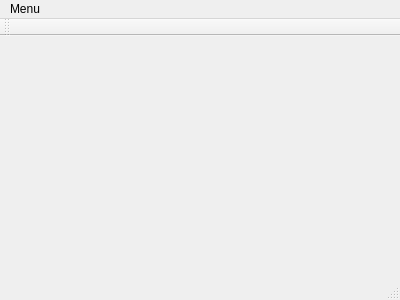
Qt form mainwindow.ui (nagisc007/ncalc) before a commit.
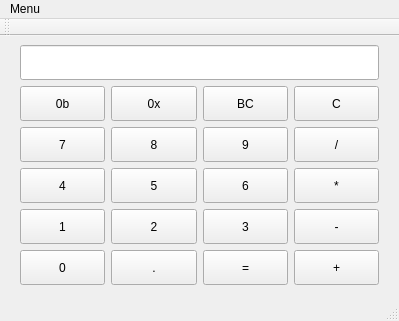
The same form after that commit.

Commit message: Add calc buttons (empty implements)

The edit to the form file:
```diff
--- a/mainwindow.ui
+++ b/mainwindow.ui
@@ -6,20 +6,309 @@
    <rect>
     <x>0</x>
     <y>0</y>
-    <width>400</width>
-    <height>300</height>
+    <width>399</width>
+    <height>321</height>
    </rect>
   </property>
   <property name="windowTitle">
    <string>MainWindow</string>
   </property>
-  <widget class="QWidget" name="centralWidget"/>
+  <widget class="QWidget" name="centralWidget">
+   <widget class="QWidget" name="gridLayoutWidget">
+    <property name="geometry">
+     <rect>
+      <x>9</x>
+      <y>9</y>
+      <width>381</width>
+      <height>251</height>
+     </rect>
+    </property>
+    <layout class="QGridLayout" name="gridLayout">
+     <property name="sizeConstraint">
+      <enum>QLayout::SetDefaultConstraint</enum>
+     </property>
+     <property name="topMargin">
+      <number>0</number>
+     </property>
+     <item row="6" column="1">
+      <widget class="QToolButton" name="Button_2">
+       <property name="sizePolicy">
+        <sizepolicy hsizetype="Expanding" vsizetype="Preferred">
+         <horstretch>0</horstretch>
+         <verstretch>0</verstretch>
+        </sizepolicy>
+       </property>
+       <property name="text">
+        <string>2</string>
+       </property>
+      </widget>
+     </item>
+     <item row="7" column="2">
+      <widget class="QToolButton" name="Button_Equal">
+       <property name="sizePolicy">
+        <sizepolicy hsizetype="Expanding" vsizetype="Preferred">
+         <horstretch>0</horstretch>
+         <verstretch>0</verstretch>
+        </sizepolicy>
+       </property>
+       <property name="text">
+        <string>=</string>
+       </property>
+      </widget>
+     </item>
+     <item row="4" column="3">
+      <widget class="QToolButton" name="Button_Devide">
+       <property name="sizePolicy">
+        <sizepolicy hsizetype="Expanding" vsizetype="Preferred">
+         <horstretch>0</horstretch>
+         <verstretch>0</verstretch>
+        </sizepolicy>
+       </property>
+       <property name="text">
+        <string>/</string>
+       </property>
+      </widget>
+     </item>
+     <item row="5" column="1">
+      <widget class="QToolButton" name="Button_5">
+       <property name="sizePolicy">
+        <sizepolicy hsizetype="Expanding" vsizetype="Preferred">
+         <horstretch>0</horstretch>
+         <verstretch>0</verstretch>
+        </sizepolicy>
+       </property>
+       <property name="text">
+        <string>5</string>
+       </property>
+      </widget>
+     </item>
+     <item row="5" column="0">
+      <widget class="QToolButton" name="Button_4">
+       <property name="sizePolicy">
+        <sizepolicy hsizetype="Expanding" vsizetype="Preferred">
+         <horstretch>0</horstretch>
+         <verstretch>0</verstretch>
+        </sizepolicy>
+       </property>
+       <property name="text">
+        <string>4</string>
+       </property>
+      </widget>
+     </item>
+     <item row="7" column="1">
+      <widget class="QToolButton" name="Button_Dot">
+       <property name="sizePolicy">
+        <sizepolicy hsizetype="Expanding" vsizetype="Preferred">
+         <horstretch>0</horstretch>
+         <verstretch>0</verstretch>
+        </sizepolicy>
+       </property>
+       <property name="text">
+        <string>.</string>
+       </property>
+      </widget>
+     </item>
+     <item row="6" column="0">
+      <widget class="QToolButton" name="Button_1">
+       <property name="sizePolicy">
+        <sizepolicy hsizetype="Expanding" vsizetype="Preferred">
+         <horstretch>0</horstretch>
+         <verstretch>0</verstretch>
+        </sizepolicy>
+       </property>
+       <property name="text">
+        <string>1</string>
+       </property>
+      </widget>
+     </item>
+     <item row="2" column="0" colspan="4">
+      <widget class="QLineEdit" name="Display">
+       <property name="sizePolicy">
+        <sizepolicy hsizetype="Expanding" vsizetype="Preferred">
+         <horstretch>0</horstretch>
+         <verstretch>0</verstretch>
+        </sizepolicy>
+       </property>
+      </widget>
+     </item>
+     <item row="6" column="2">
+      <widget class="QToolButton" name="Button_3">
+       <property name="sizePolicy">
+        <sizepolicy hsizetype="Expanding" vsizetype="Preferred">
+         <horstretch>0</horstretch>
+         <verstretch>0</verstretch>
+        </sizepolicy>
+       </property>
+       <property name="text">
+        <string>3</string>
+       </property>
+      </widget>
+     </item>
+     <item row="7" column="0">
+      <widget class="QToolButton" name="Button_0">
+       <property name="sizePolicy">
+        <sizepolicy hsizetype="Expanding" vsizetype="Preferred">
+         <horstretch>0</horstretch>
+         <verstretch>0</verstretch>
+        </sizepolicy>
+       </property>
+       <property name="text">
+        <string>0</string>
+       </property>
+      </widget>
+     </item>
+     <item row="6" column="3">
+      <widget class="QToolButton" name="Button_Minus">
+       <property name="sizePolicy">
+        <sizepolicy hsizetype="Expanding" vsizetype="Preferred">
+         <horstretch>0</horstretch>
+         <verstretch>0</verstretch>
+        </sizepolicy>
+       </property>
+       <property name="text">
+        <string>-</string>
+       </property>
+      </widget>
+     </item>
+     <item row="7" column="3">
+      <widget class="QToolButton" name="Button_Plus">
+       <property name="sizePolicy">
+        <sizepolicy hsizetype="Expanding" vsizetype="Preferred">
+         <horstretch>0</horstretch>
+         <verstretch>0</verstretch>
+        </sizepolicy>
+       </property>
+       <property name="text">
+        <string>+</string>
+       </property>
+      </widget>
+     </item>
+     <item row="5" column="2">
+      <widget class="QToolButton" name="Button_6">
+       <property name="sizePolicy">
+        <sizepolicy hsizetype="Expanding" vsizetype="Preferred">
+         <horstretch>0</horstretch>
+         <verstretch>0</verstretch>
+        </sizepolicy>
+       </property>
+       <property name="text">
+        <string>6</string>
+       </property>
+      </widget>
+     </item>
+     <item row="4" column="0">
+      <widget class="QToolButton" name="Button_7">
+       <property name="sizePolicy">
+        <sizepolicy hsizetype="Expanding" vsizetype="Preferred">
+         <horstretch>0</horstretch>
+         <verstretch>0</verstretch>
+        </sizepolicy>
+       </property>
+       <property name="text">
+        <string>7</string>
+       </property>
+      </widget>
+     </item>
+     <item row="4" column="2">
+      <widget class="QToolButton" name="Button_9">
+       <property name="sizePolicy">
+        <sizepolicy hsizetype="Expanding" vsizetype="Preferred">
+         <horstretch>0</horstretch>
+         <verstretch>0</verstretch>
+        </sizepolicy>
+       </property>
+       <property name="text">
+        <string>9</string>
+       </property>
+      </widget>
+     </item>
+     <item row="5" column="3">
+      <widget class="QToolButton" name="Button_Multiply">
+       <property name="sizePolicy">
+        <sizepolicy hsizetype="Expanding" vsizetype="Preferred">
+         <horstretch>0</horstretch>
+         <verstretch>0</verstretch>
+        </sizepolicy>
+       </property>
+       <property name="text">
+        <string>*</string>
+       </property>
+      </widget>
+     </item>
+     <item row="4" column="1">
+      <widget class="QToolButton" name="Button_8">
+       <property name="sizePolicy">
+        <sizepolicy hsizetype="Expanding" vsizetype="Preferred">
+         <horstretch>0</horstretch>
+         <verstretch>0</verstretch>
+        </sizepolicy>
+       </property>
+       <property name="text">
+        <string>8</string>
+       </property>
+      </widget>
+     </item>
+     <item row="3" column="0">
+      <widget class="QToolButton" name="Button_To2Bin">
+       <property name="sizePolicy">
+        <sizepolicy hsizetype="Expanding" vsizetype="Preferred">
+         <horstretch>0</horstretch>
+         <verstretch>0</verstretch>
+        </sizepolicy>
+       </property>
+       <property name="text">
+        <string>0b</string>
+       </property>
+      </widget>
+     </item>
+     <item row="3" column="3">
+      <widget class="QToolButton" name="Button_C">
+       <property name="sizePolicy">
+        <sizepolicy hsizetype="Expanding" vsizetype="Preferred">
+         <horstretch>0</horstretch>
+         <verstretch>0</verstretch>
+        </sizepolicy>
+       </property>
+       <property name="text">
+        <string>C</string>
+       </property>
+      </widget>
+     </item>
+     <item row="3" column="1">
+      <widget class="QToolButton" name="Button_ToHex">
+       <property name="sizePolicy">
+        <sizepolicy hsizetype="Expanding" vsizetype="Preferred">
+         <horstretch>0</horstretch>
+         <verstretch>0</verstretch>
+        </sizepolicy>
+       </property>
+       <property name="text">
+        <string>0x</string>
+       </property>
+      </widget>
+     </item>
+     <item row="3" column="2">
+      <widget class="QToolButton" name="Button_BC">
+       <property name="sizePolicy">
+        <sizepolicy hsizetype="Expanding" vsizetype="Preferred">
+         <horstretch>0</horstretch>
+         <verstretch>0</verstretch>
+        </sizepolicy>
+       </property>
+       <property name="text">
+        <string>BC</string>
+       </property>
+      </widget>
+     </item>
+    </layout>
+   </widget>
+  </widget>
   <widget class="QMenuBar" name="menuBar">
    <property name="geometry">
     <rect>
      <x>0</x>
      <y>0</y>
-     <width>400</width>
+     <width>399</width>
      <height>22</height>
     </rect>
    </property>
```
The commit also changes 5 other files.
